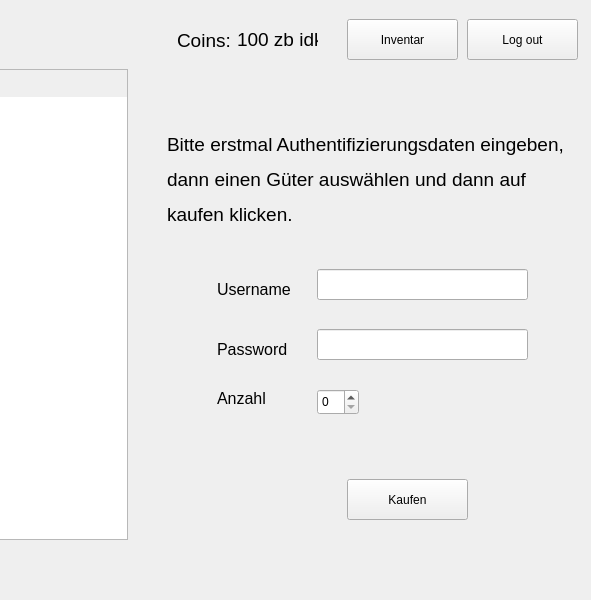
R1yaaa/Market, file extra/form.ui: the form before one commit; both pictures show x 592 to 1183 and y 0 to 600 of the 1183 by 600 pixel window.
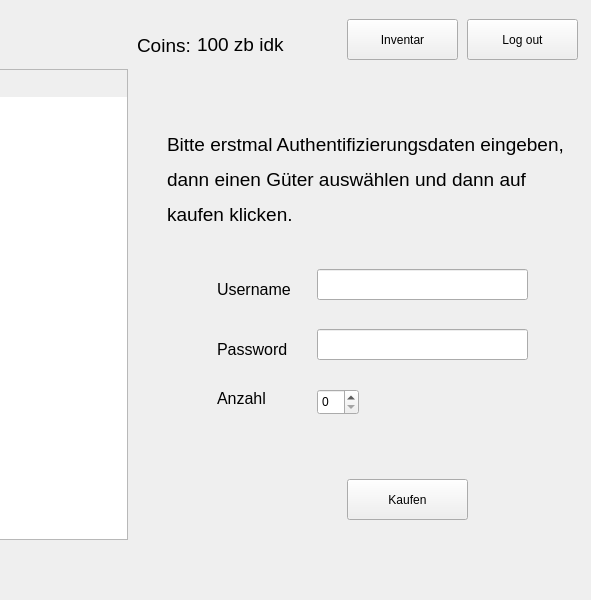
The form after the commit. The open tabs and pages were chosen to show the change.

Commit message: gui label vergrößert

Diff of the .ui file:
```diff
--- a/extra/form.ui
+++ b/extra/form.ui
@@ -203,9 +203,9 @@
     <widget class="QLabel" name="labelCoins">
      <property name="geometry">
       <rect>
-       <x>820</x>
-       <y>15</y>
-       <width>81</width>
+       <x>780</x>
+       <y>20</y>
+       <width>141</width>
        <height>31</height>
       </rect>
      </property>
@@ -216,8 +216,8 @@
     <widget class="QLabel" name="label_4">
      <property name="geometry">
       <rect>
-       <x>760</x>
-       <y>20</y>
+       <x>720</x>
+       <y>25</y>
        <width>61</width>
        <height>21</height>
       </rect>
@@ -320,9 +320,9 @@
     <widget class="QLabel" name="labelBuyInfo">
      <property name="geometry">
       <rect>
-       <x>830</x>
+       <x>770</x>
        <y>430</y>
-       <width>321</width>
+       <width>381</width>
        <height>21</height>
       </rect>
      </property>
```
Left out of the diff: 12 changed lines with no effect on the pictures. The commit also changes 3 other files.
